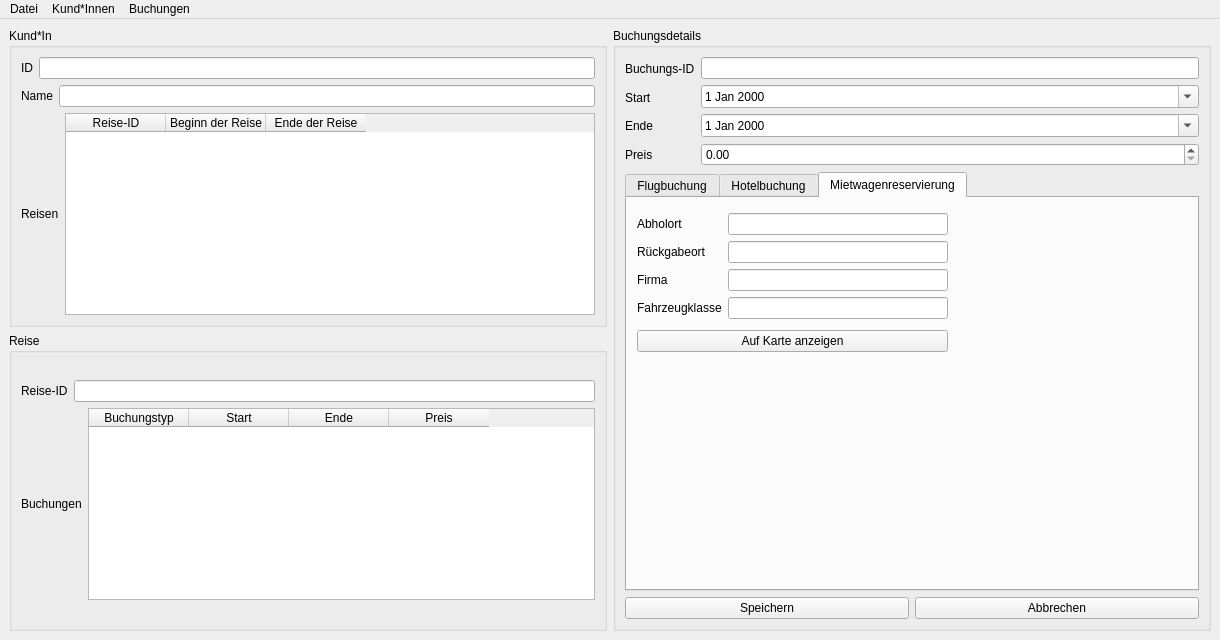
Above: TravelAgencyUI.ui from TheTobiTiger02/PG2Praktikum4 before the change. Below: the same form after it.
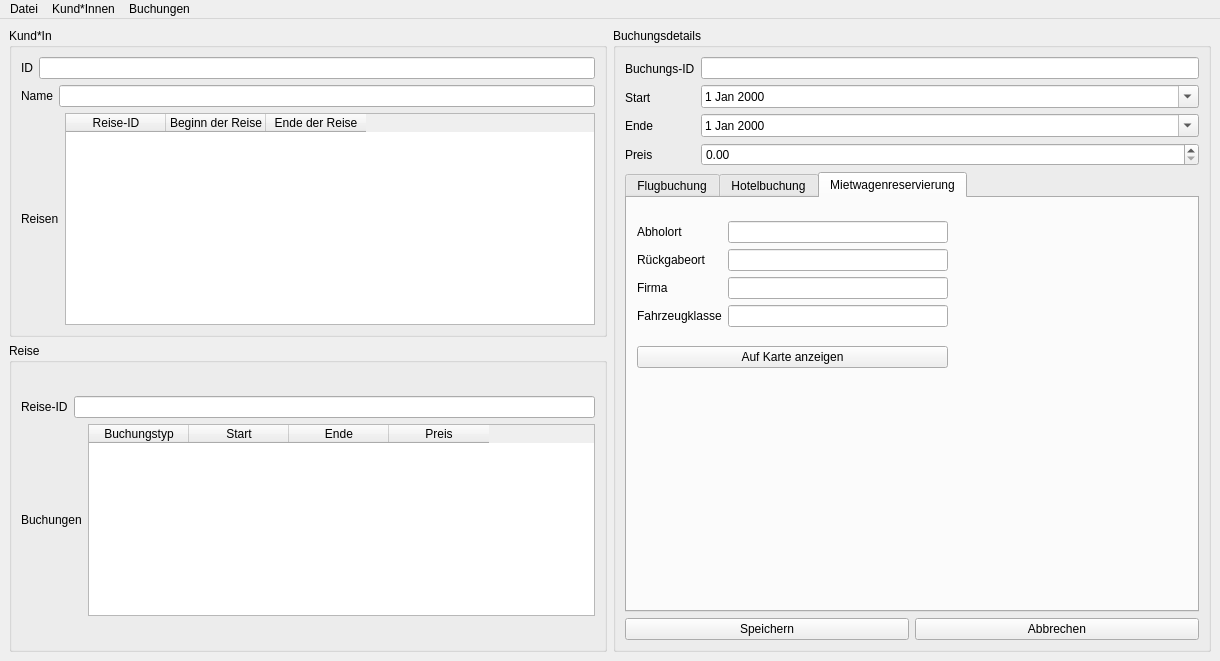
That is the form after the change.

```diff
--- a/TravelAgencyUI.ui
+++ b/TravelAgencyUI.ui
@@ -10,7 +10,7 @@
     <x>0</x>
     <y>0</y>
     <width>1220</width>
-    <height>640</height>
+    <height>661</height>
    </rect>
   </property>
   <property name="windowTitle">
@@ -481,13 +481,13 @@
           <attribute name="title">
            <string>Mietwagenreservierung</string>
           </attribute>
-          <widget class="QWidget" name="">
+          <widget class="QWidget" name="layoutWidget">
            <property name="geometry">
             <rect>
              <x>10</x>
              <y>10</y>
              <width>311</width>
-             <height>150</height>
+             <height>175</height>
             </rect>
            </property>
            <layout class="QVBoxLayout" name="verticalLayout_17">
```
Left out of the diff: 16 changed lines with no effect on the pictures.
